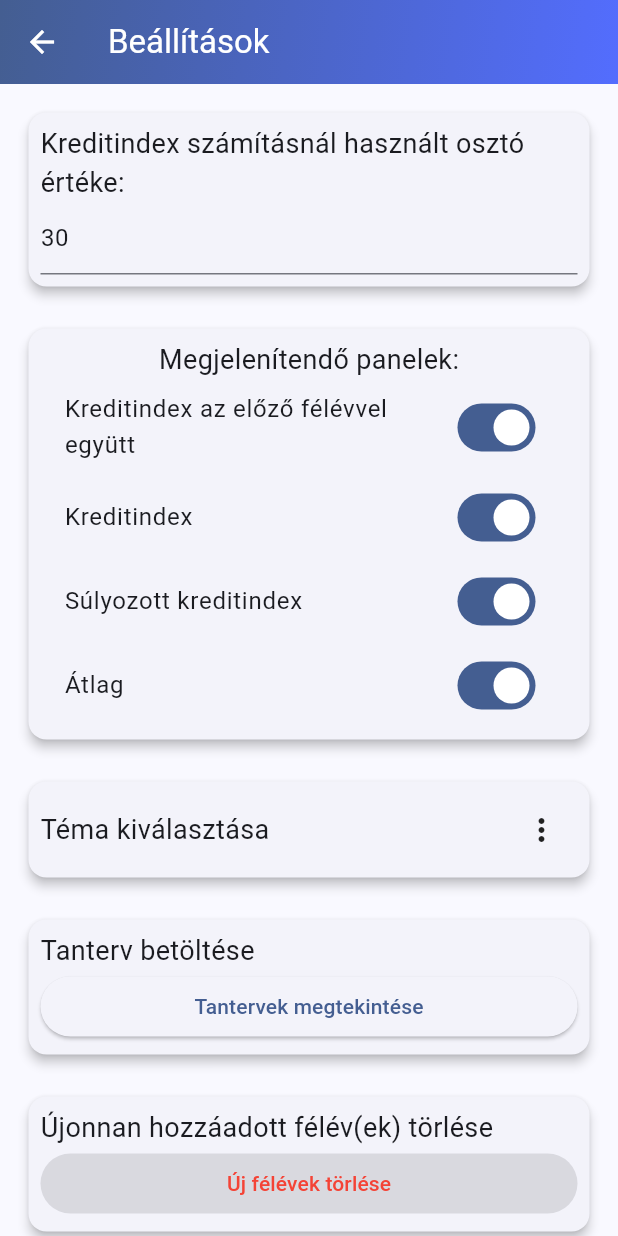
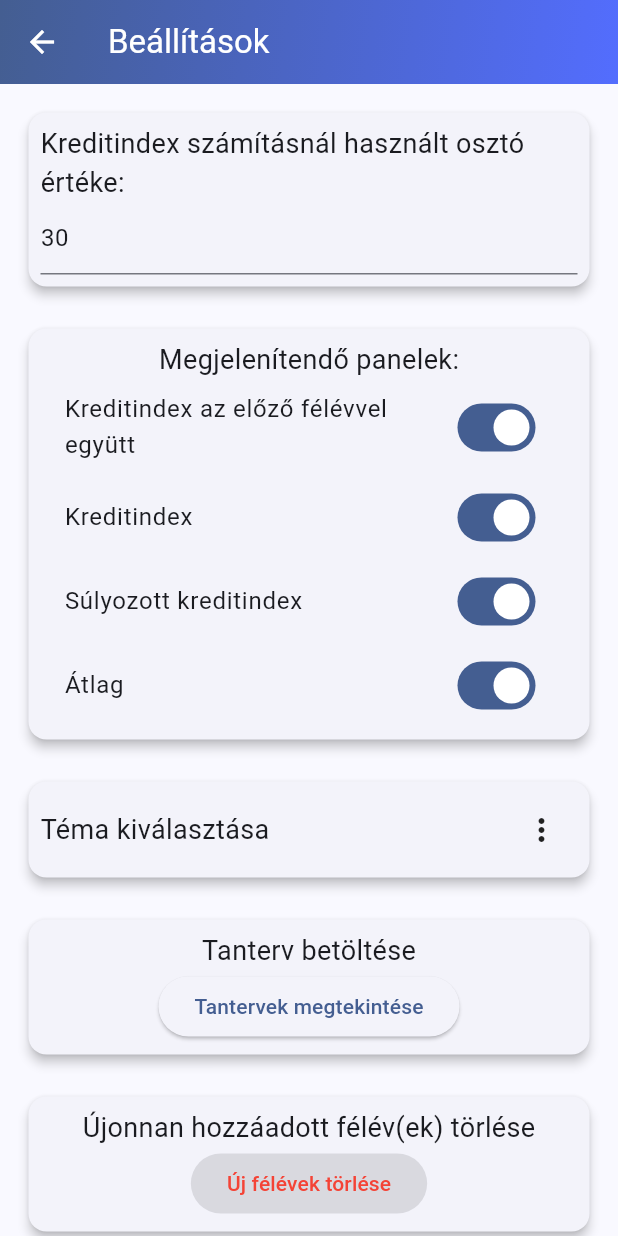
Before and after one commit to balazs003/kreditindex_calculator, a Flutter app: the SettingsPage screen opened by its route, on a phone screen of 412 x 824 dp. Run offline on Flutter 3.47's test engine with Material 3 defaults, Android fonts, the phone set to English and light mode, and no system bars; our stand-ins replace adaptive_theme, flutter_slidable, shared_preferences, sqflite; accounts and stored records are empty.

Commit message:
Chenged settings page ui a bit

```diff
--- a/lib/settings_page.dart
+++ b/lib/settings_page.dart
@@ -161,7 +161,8 @@ class _SettingsPageState extends State<SettingsPage> {
                 child: Padding(
                   padding: const EdgeInsets.all(8.0),
                   child: Column(
-                    crossAxisAlignment: CrossAxisAlignment.stretch,
+                    crossAxisAlignment: CrossAxisAlignment.center,
+                    mainAxisAlignment: MainAxisAlignment.center,
                     children: [
                       const Text(
                         'Kreditindex számításnál használt osztó értéke:',
@@ -169,31 +170,7 @@ class _SettingsPageState extends State<SettingsPage> {
                           fontSize: 18,
                         ),
                       ),
-                      TextField(
-                        controller: _controller,
-                        decoration: InputDecoration(
-                          errorText: _creditDivisionNumber <= 0
-                              ? '0-nál nagyobb érték kell'
-                              : null,
-                        ),
-                        keyboardType: TextInputType.number,
-                        inputFormatters: <TextInputFormatter>[
-                          FilteringTextInputFormatter.digitsOnly,
-                        ], // Only numbers can be entered
-                        onChanged: (value) {
-                          setState(() {
-                            // Update the errorText dynamically based on the current input
-                            if (value.isNotEmpty) {
-                              int parsedValue = int.tryParse(value) ?? 0;
-                              _creditDivisionNumber = parsedValue;
-                              context
-                                  .read<CreditDivisionNotifier>()
-                                  .setCreditDivisionNumber(
-                                      _creditDivisionNumber);
-                            }
-                          });
-                        },
-                      ),
+                      ...showCreditIndexDividerTextField(),
                     ],
                   ),
                 ),
@@ -280,8 +257,10 @@ class _SettingsPageState extends State<SettingsPage> {
                 child: Padding(
                   padding: const EdgeInsets.all(8.0),
                   child: Column(
-                    crossAxisAlignment: CrossAxisAlignment.stretch,
+                    crossAxisAlignment: CrossAxisAlignment.center,
+                    mainAxisAlignment: MainAxisAlignment.center,
                     children: [
+                      const SizedBox(width: double.infinity,),
                       const Text(
                         'Tanterv betöltése',
                         style: TextStyle(
@@ -310,8 +289,10 @@ class _SettingsPageState extends State<SettingsPage> {
                 child: Padding(
                   padding: const EdgeInsets.all(8.0),
                   child: Column(
-                    crossAxisAlignment: CrossAxisAlignment.stretch,
+                    crossAxisAlignment: CrossAxisAlignment.center,
+                    mainAxisAlignment: MainAxisAlignment.center,
                     children: [
+                      const SizedBox(width: double.infinity,),
                       const Text(
                         'Újonnan hozzáadott félév(ek) törlése',
                         style: TextStyle(
@@ -343,8 +324,10 @@ class _SettingsPageState extends State<SettingsPage> {
                 child: Padding(
                   padding: const EdgeInsets.all(8.0),
                   child: Column(
-                    crossAxisAlignment: CrossAxisAlignment.stretch,
+                    crossAxisAlignment: CrossAxisAlignment.center,
+                    mainAxisAlignment: MainAxisAlignment.center,
                     children: [
+                      const SizedBox(width: double.infinity,),
                       const Text(
                         'Összes tantárgy törlése',
                         style: TextStyle(
@@ -499,6 +482,43 @@ class _SettingsPageState extends State<SettingsPage> {
     );
   }
 
+  List<Widget> showCreditIndexDividerTextField() {
+    List<Widget> textField = [
+      TextField(
+        controller: _controller,
+        decoration: InputDecoration(
+          errorText: _creditDivisionNumber <= 0
+              ? '0-nál nagyobb érték kell'
+              : null,
+        ),
+        keyboardType: TextInputType.number,
+        inputFormatters: <TextInputFormatter>[
+          FilteringTextInputFormatter.digitsOnly,
+        ], // Only numbers can be entered
+        onChanged: (value) {
+          setState(() {
+            // Update the errorText dynamically based on the current input
+            if (value.isNotEmpty) {
+              int parsedValue = int.tryParse(value) ?? 0;
+              _creditDivisionNumber = parsedValue;
+              context
+                  .read<CreditDivisionNotifier>()
+                  .setCreditDivisionNumber(
+                  _creditDivisionNumber);
+            }
+          });
+        },
+      ),
+    ];
+
+    List<Widget> progressIndicator = [
+      const SizedBox(width: double.infinity,),
+      const CircularProgressIndicator()
+    ];
+
+    return isLoading ? progressIndicator : textField;
+  }
+
   List<Widget> showSwitchListTiles() {
     List<Widget> switchTiles = [
       SwitchListTile(
```
